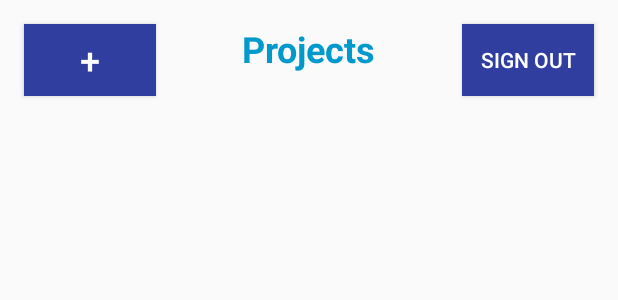
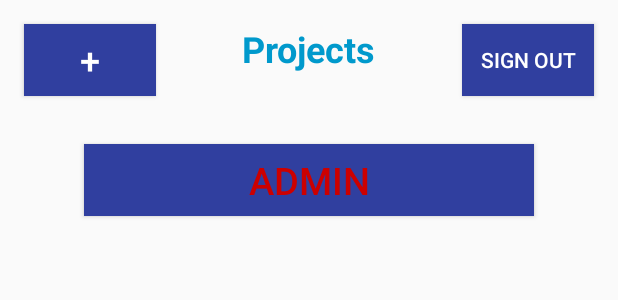
Before and after one commit to lance-leau/CSUMB-Project-2, an Android app: the layout activity_landing.xml on its own in the app's theme, with its tools: preview values and no code run, on a phone screen of 412 x 824 dp. Shown: the top 300 px of the screen. Run offline under Robolectric (Android 15) with nearby library versions, the phone set to English and light mode, and no system bars.

Commit message:
added new background, 'upgraded' de UI, connected the tripEditor to the landing page

```diff
--- a/MapWithMarker/app/src/main/res/layout/activity_landing.xml
+++ b/MapWithMarker/app/src/main/res/layout/activity_landing.xml
@@ -5,13 +5,6 @@
     android:layout_height="match_parent"
     tools:context=".Landing">
 
-    <!-- Background Color for the Top Section -->
-<!--    <View-->
-<!--        android:id="@+id/topBackground"-->
-<!--        android:layout_width="match_parent"-->
-<!--        android:layout_height="100dp"-->
-<!--        android:background="@color/colorPrimary"-->
-<!--        android:layout_alignParentTop="true" />-->
 
     <!-- Plus Button -->
     <Button
@@ -43,14 +36,19 @@
     <!-- Admin Button -->
     <Button
         android:id="@+id/admin_button"
-        android:layout_width="wrap_content"
+        android:layout_width="300dp"
         android:layout_height="wrap_content"
+        android:layout_below="@id/signOutButton"
+        android:layout_centerHorizontal="true"
+        android:layout_marginStart="32dp"
+        android:layout_marginTop="32dp"
+        android:layout_marginEnd="32dp"
+        android:layout_marginBottom="32dp"
+        android:background="@color/colorPrimaryDark"
+        android:gravity="center"
         android:text="@string/admin"
         android:textColor="@android:color/holo_red_dark"
-        android:background="@color/colorPrimaryDark"
-        android:layout_alignParentEnd="true"
-        android:layout_marginEnd="32dp"
-        android:layout_marginTop="-70dp"/>
+        android:textSize="25sp" />
 <!--        android:layout_below="@id/topBackground" -->
 
     <!-- Text "Projects" at the Middle -->
```
Also changed, not shown: MapWithMarker/app/src/main/java/com/example/mapwithmarker/ActivityRegister.java (+3 -10 lines), MapWithMarker/app/src/main/java/com/example/mapwithmarker/Landing.java (+10 -3 lines), MapWithMarker/app/src/main/res/layout/activity_login.xml (+13 -3 lines), MapWithMarker/app/src/main/res/layout/activity_register.xml (+18 -13 lines), MapWithMarker/app/src/main/res/drawable/register.png (added), 2 other files.
